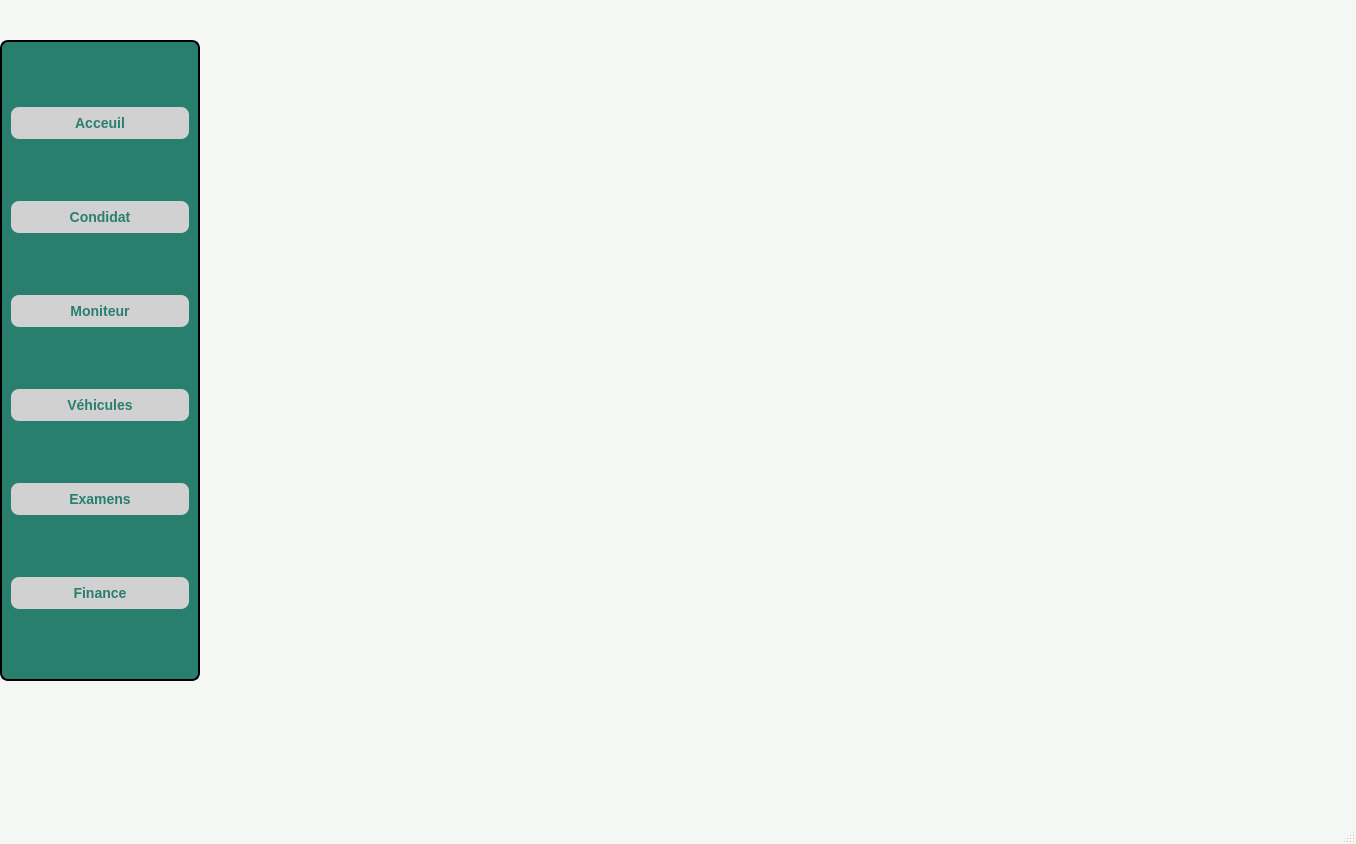
Before: the Qt Designer form mainwindow.ui in Esprit-UP-Algo/projetcpp-2a25-s1-smart-driving-school, drawn with Qt 5.
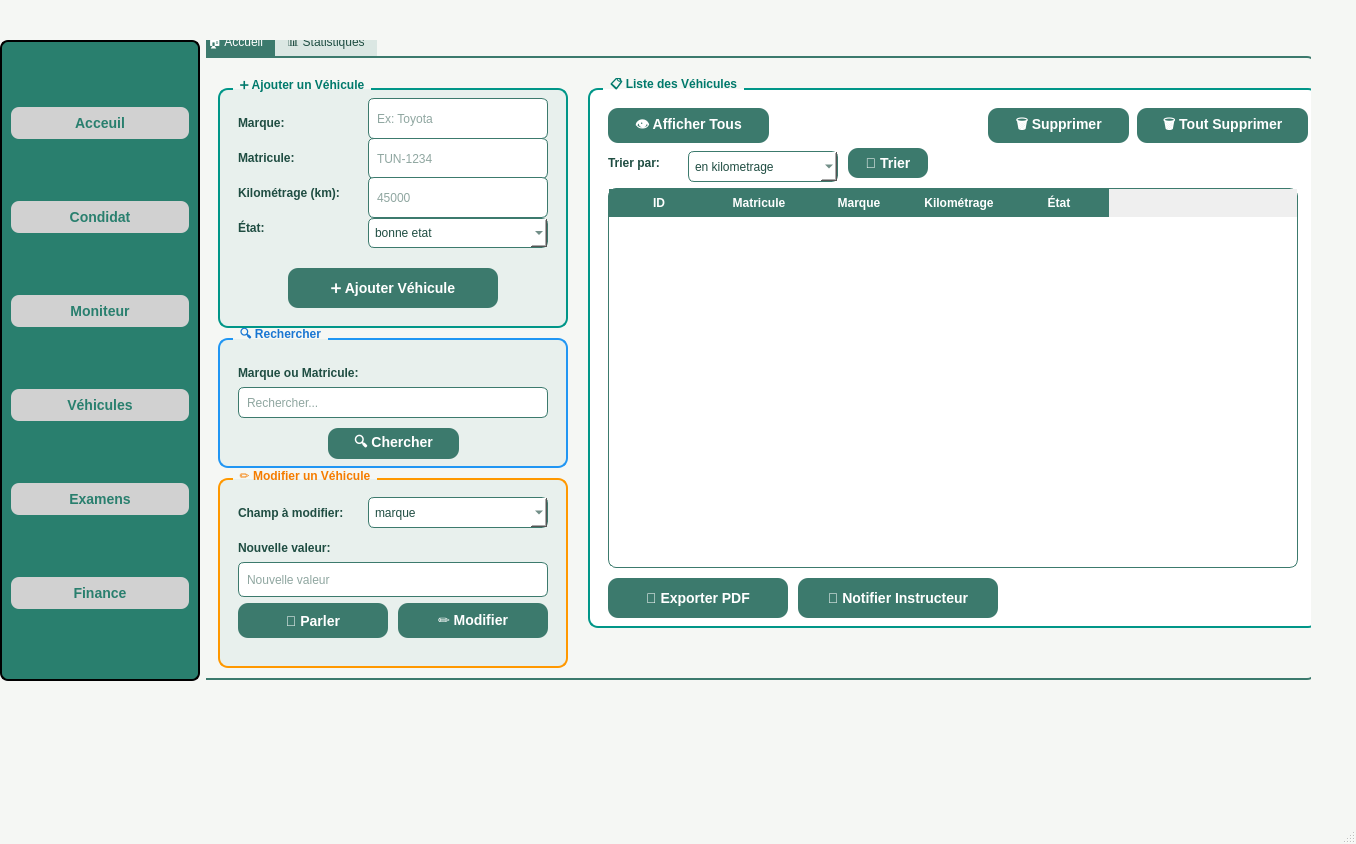
After: the same form once the commit is applied. The open tabs and pages were chosen to show the change. Icons and pictures are not drawn.

Diff of the .ui file:
```diff
--- a/mainwindow.ui
+++ b/mainwindow.ui
@@ -331,7 +331,615 @@
        </property>
        <widget class="QWidget" name="pageCandidats"/>
        <widget class="QWidget" name="pageMoniteur"/>
-       <widget class="QWidget" name="pageVehicules"/>
+       <widget class="QWidget" name="pageVehicules">
+        <widget class="QTabWidget" name="tabWidget_2">
+         <property name="geometry">
+          <rect>
+           <x>-10</x>
+           <y>-10</y>
+           <width>1121</width>
+           <height>650</height>
+          </rect>
+         </property>
+         <property name="currentIndex">
+          <number>0</number>
+         </property>
+         <widget class="QWidget" name="tab">
+          <attribute name="title">
+           <string>🏠 Accueil</string>
+          </attribute>
+          <widget class="QGroupBox" name="groupBox_2">
+           <property name="geometry">
+            <rect>
+             <x>20</x>
+             <y>20</y>
+             <width>350</width>
+             <height>250</height>
+            </rect>
+           </property>
+           <property name="styleSheet">
+            <string notr="true">QGroupBox {
+    background: qlineargradient(x1:0, y1:0, x2:1, y2:1,
+        stop:0 #E0F2F1, stop:1 #B2DFDB);
+    border: 2px solid #009688;
+    border-radius: 10px;
+    margin-top: 10px;
+    font-weight: bold;
+    padding-top: 15px;
+}
+QGroupBox::title {
+    color: #00796B;
+    subcontrol-origin: margin;
+    left: 15px;
+    padding: 0 5px;
+}</string>
+           </property>
+           <property name="title">
+            <string>➕ Ajouter un Véhicule</string>
+           </property>
+           <widget class="QLabel" name="label">
+            <property name="geometry">
+             <rect>
+              <x>20</x>
+              <y>35</y>
+              <width>120</width>
+              <height>20</height>
+             </rect>
+            </property>
+            <property name="text">
+             <string>Marque:</string>
+            </property>
+           </widget>
+           <widget class="QLineEdit" name="lineEdit">
+            <property name="geometry">
+             <rect>
+              <x>150</x>
+              <y>20</y>
+              <width>180</width>
+              <height>41</height>
+             </rect>
+            </property>
+            <property name="placeholderText">
+             <string>Ex: Toyota</string>
+            </property>
+           </widget>
+           <widget class="QLabel" name="label_4">
+            <property name="geometry">
+             <rect>
+              <x>20</x>
+              <y>70</y>
+              <width>120</width>
+              <height>20</height>
+             </rect>
+            </property>
+            <property name="text">
+             <string>Matricule:</string>
+            </property>
+           </widget>
+           <widget class="QLineEdit" name="lineEdit_2">
+            <property name="geometry">
+             <rect>
+              <x>150</x>
+              <y>60</y>
+              <width>180</width>
+              <height>41</height>
+             </rect>
+            </property>
+            <property name="placeholderText">
+             <string>TUN-1234</string>
+            </property>
+           </widget>
+           <widget class="QLabel" name="label_5">
+            <property name="geometry">
+             <rect>
+              <x>20</x>
+              <y>105</y>
+              <width>130</width>
+              <height>20</height>
+             </rect>
+            </property>
+            <property name="text">
+             <string>Kilométrage (km):</string>
+            </property>
+           </widget>
+           <widget class="QLineEdit" name="lineEdit_4">
+            <property name="geometry">
+             <rect>
+              <x>150</x>
+              <y>99</y>
+              <width>180</width>
+              <height>41</height>
+             </rect>
+            </property>
+            <property name="placeholderText">
+             <string>45000</string>
+            </property>
+           </widget>
+           <widget class="QLabel" name="label_6">
+            <property name="geometry">
+             <rect>
+              <x>20</x>
+              <y>140</y>
+              <width>50</width>
+              <height>20</height>
+             </rect>
+            </property>
+            <property name="text">
+             <string>État:</string>
+            </property>
+           </widget>
+           <widget class="QComboBox" name="comboBox">
+            <property name="geometry">
+             <rect>
+              <x>150</x>
+              <y>140</y>
+              <width>180</width>
+              <height>30</height>
+             </rect>
+            </property>
+            <item>
+             <property name="text">
+              <string>bonne etat</string>
+             </property>
+            </item>
+            <item>
+             <property name="text">
+              <string>en panne</string>
+             </property>
+            </item>
+           </widget>
+           <widget class="QPushButton" name="pushButton">
+            <property name="geometry">
+             <rect>
+              <x>70</x>
+              <y>190</y>
+              <width>210</width>
+              <height>40</height>
+             </rect>
+            </property>
+            <property name="text">
+             <string>➕ Ajouter Véhicule</string>
+            </property>
+           </widget>
+          </widget>
+          <widget class="QGroupBox" name="groupBox_3">
+           <property name="geometry">
+            <rect>
+             <x>20</x>
+             <y>270</y>
+             <width>350</width>
+             <height>140</height>
+            </rect>
+           </property>
+           <property name="styleSheet">
+            <string notr="true">QGroupBox {
+    background: qlineargradient(x1:0, y1:0, x2:1, y2:1,
+        stop:0 #E3F2FD, stop:1 #BBDEFB);
+    border: 2px solid #2196F3;
+    border-radius: 10px;
+    margin-top: 10px;
+    font-weight: bold;
+    padding-top: 15px;
+}
+QGroupBox::title {
+    color: #1976D2;
+    subcontrol-origin: margin;
+    left: 15px;
+    padding: 0 5px;
+}</string>
+           </property>
+           <property name="title">
+            <string>🔍 Rechercher</string>
+           </property>
+           <widget class="QLabel" name="label_10">
+            <property name="geometry">
+             <rect>
+              <x>20</x>
+              <y>35</y>
+              <width>150</width>
+              <height>20</height>
+             </rect>
+            </property>
+            <property name="text">
+             <string>Marque ou Matricule:</string>
+            </property>
+           </widget>
+           <widget class="QLineEdit" name="lineEdit_8">
+            <property name="geometry">
+             <rect>
+              <x>20</x>
+              <y>59</y>
+              <width>310</width>
+              <height>31</height>
+             </rect>
+            </property>
+            <property name="placeholderText">
+             <string>Rechercher...</string>
+            </property>
+           </widget>
+           <widget class="QPushButton" name="pushButton_2">
+            <property name="geometry">
+             <rect>
+              <x>110</x>
+              <y>100</y>
+              <width>131</width>
+              <height>31</height>
+             </rect>
+            </property>
+            <property name="text">
+             <string>🔍 Chercher</string>
+            </property>
+           </widget>
+          </widget>
+          <widget class="QGroupBox" name="groupBox_4">
+           <property name="geometry">
+            <rect>
+             <x>20</x>
+             <y>410</y>
+             <width>350</width>
+             <height>200</height>
+            </rect>
+           </property>
+           <property name="styleSheet">
+            <string notr="true">QGroupBox {
+    background: qlineargradient(x1:0, y1:0, x2:1, y2:1,
+        stop:0 #FFF3E0, stop:1 #FFE0B2);
+    border: 2px solid #FF9800;
+    border-radius: 10px;
+    margin-top: 10px;
+    font-weight: bold;
+    padding-top: 15px;
+}
+QGroupBox::title {
+    color: #F57C00;
+    subcontrol-origin: margin;
+    left: 15px;
+    padding: 0 5px;
+}</string>
+           </property>
+           <property name="title">
+            <string>✏️ Modifier un Véhicule</string>
+           </property>
+           <widget class="QLabel" name="label_11">
+            <property name="geometry">
+             <rect>
+              <x>20</x>
+              <y>35</y>
+              <width>150</width>
+              <height>20</height>
+             </rect>
+            </property>
+            <property name="text">
+             <string>Champ à modifier:</string>
+            </property>
+           </widget>
+           <widget class="QComboBox" name="comboBox_2">
+            <property name="geometry">
+             <rect>
+              <x>150</x>
+              <y>29</y>
+              <width>180</width>
+              <height>31</height>
+             </rect>
+            </property>
+            <item>
+             <property name="text">
+              <string>marque</string>
+             </property>
+            </item>
+            <item>
+             <property name="text">
+              <string>matricule</string>
+             </property>
+            </item>
+            <item>
+             <property name="text">
+              <string>kilometrage</string>
+             </property>
+            </item>
+            <item>
+             <property name="text">
+              <string>etat</string>
+             </property>
+            </item>
+           </widget>
+           <widget class="QLabel" name="label_12">
+            <property name="geometry">
+             <rect>
+              <x>20</x>
+              <y>70</y>
+              <width>130</width>
+              <height>20</height>
+             </rect>
+            </property>
+            <property name="text">
+             <string>Nouvelle valeur:</string>
+            </property>
+           </widget>
+           <widget class="QLineEdit" name="lineEdit_9">
+            <property name="geometry">
+             <rect>
+              <x>20</x>
+              <y>94</y>
+              <width>310</width>
+              <height>35</height>
+             </rect>
+            </property>
+            <property name="placeholderText">
+             <string>Nouvelle valeur</string>
+            </property>
+           </widget>
+           <widget class="QPushButton" name="pushButton_microphone">
+            <property name="geometry">
+             <rect>
+              <x>20</x>
+              <y>135</y>
+              <width>150</width>
+              <height>35</height>
+             </rect>
+            </property>
+            <property name="toolTip">
+             <string>Cliquez pour parler</string>
+            </property>
+            <property name="text">
+             <string>🎤 Parler</string>
+            </property>
+           </widget>
+           <widget class="QPushButton" name="pushButton_10">
+            <property name="geometry">
+             <rect>
+              <x>180</x>
+              <y>135</y>
+              <width>150</width>
+              <height>35</height>
+             </rect>
+            </property>
+            <property name="text">
+             <string>✏️ Modifier</string>
+            </property>
+           </widget>
+          </widget>
+          <widget class="QGroupBox" name="groupBox_5">
+           <property name="geometry">
+            <rect>
+             <x>390</x>
+             <y>20</y>
+             <width>730</width>
+             <height>550</height>
+            </rect>
+           </property>
+           <property name="styleSheet">
+            <string notr="true">QGroupBox {
+    background: white;
+    border: 2px solid #009688;
+    border-radius: 10px;
+    margin-top: 10px;
+    font-weight: bold;
+    padding-top: 15px;
+}
+QGroupBox::title {
+    color: #00796B;
+    subcontrol-origin: margin;
+    left: 15px;
+    padding: 0 5px;
+}</string>
+           </property>
+           <property name="title">
+            <string>📋 Liste des Véhicules</string>
+           </property>
+           <widget class="QPushButton" name="pushButton_4">
+            <property name="geometry">
+             <rect>
+              <x>20</x>
+              <y>30</y>
+              <width>161</width>
+              <height>35</height>
+             </rect>
+            </property>
+            <property name="text">
+             <string>👁️ Afficher Tous</string>
+            </property>
+           </widget>
+           <widget class="QPushButton" name="pushButton_6">
+            <property name="geometry">
+             <rect>
+              <x>400</x>
+              <y>30</y>
+              <width>141</width>
+              <height>35</height>
+             </rect>
+            </property>
+            <property name="text">
+             <string>🗑️ Supprimer</string>
+            </property>
+           </widget>
+           <widget class="QPushButton" name="pushButton_5">
+            <property name="geometry">
+             <rect>
+              <x>549</x>
+              <y>30</y>
+              <width>171</width>
+              <height>35</height>
+             </rect>
+            </property>
+            <property name="text">
+             <string>🗑️ Tout Supprimer</string>
+            </property>
+           </widget>
+           <widget class="QLabel" name="label_sort">
+            <property name="geometry">
+             <rect>
+              <x>20</x>
+              <y>75</y>
+              <width>80</width>
+              <height>20</height>
+             </rect>
+            </property>
+            <property name="text">
+             <string>Trier par:</string>
+            </property>
+           </widget>
+           <widget class="QComboBox" name="comboBox_5">
+            <property name="geometry">
+             <rect>
+              <x>100</x>
+              <y>73</y>
+              <width>150</width>
+              <height>31</height>
+             </rect>
+            </property>
+            <item>
+             <property name="text">
+              <string>en kilometrage</string>
+             </property>
+            </item>
+            <item>
+             <property name="text">
+              <string>en etat</string>
+             </property>
+            </item>
+           </widget>
+           <widget class="QPushButton" name="pushButton_9">
+            <property name="geometry">
+             <rect>
+              <x>260</x>
+              <y>70</y>
+              <width>80</width>
+              <height>30</height>
+             </rect>
+            </property>
+            <property name="text">
+             <string>🔄 Trier</string>
+            </property>
+           </widget>
+           <widget class="QTableWidget" name="tableWidget">
+            <property name="geometry">
+             <rect>
+              <x>20</x>
+              <y>110</y>
+              <width>690</width>
+              <height>380</height>
+             </rect>
+            </property>
+            <property name="alternatingRowColors">
+             <bool>true</bool>
+            </property>
+            <property name="selectionBehavior">
+             <enum>QAbstractItemView::SelectionBehavior::SelectRows</enum>
+            </property>
+            <property name="columnCount">
+             <number>5</number>
+            </property>
+            <attribute name="horizontalHeaderVisible">
+             <bool>true</bool>
+            </attribute>
+            <column>
+             <property name="text">
+              <string>ID</string>
+             </property>
+            </column>
+            <column>
+             <property name="text">
+              <string>Matricule</string>
+             </property>
+            </column>
+            <column>
+             <property name="text">
+              <string>Marque</string>
+             </property>
+            </column>
+            <column>
+             <property name="text">
+              <string>Kilométrage</string>
+             </property>
+            </column>
+            <column>
+             <property name="text">
+              <string>État</string>
+             </property>
+            </column>
+           </widget>
+           <widget class="QPushButton" name="pushButton_8">
+            <property name="geometry">
+             <rect>
+              <x>20</x>
+              <y>500</y>
+              <width>180</width>
+              <height>40</height>
+             </rect>
+            </property>
+            <property name="text">
+             <string>📄 Exporter PDF</string>
+            </property>
+           </widget>
+           <widget class="QPushButton" name="pushButton_email">
+            <property name="geometry">
+             <rect>
+              <x>210</x>
+              <y>500</y>
+              <width>200</width>
+              <height>40</height>
+             </rect>
+            </property>
+            <property name="text">
+             <string>📧 Notifier Instructeur</string>
+            </property>
+           </widget>
+          </widget>
+         </widget>
+         <widget class="QWidget" name="tab_2">
+          <attribute name="title">
+           <string>📊 Statistiques</string>
+          </attribute>
+          <widget class="QLabel" name="label_stats_title">
+           <property name="geometry">
+            <rect>
+             <x>20</x>
+             <y>20</y>
+             <width>1100</width>
+             <height>40</height>
+            </rect>
+           </property>
+           <property name="styleSheet">
+            <string notr="true">font-size: 22px; color: #009688; font-weight: bold;</string>
+           </property>
+           <property name="text">
+            <string>📊 Statistiques </string>
+           </property>
+           <property name="alignment">
+            <set>Qt::AlignmentFlag::AlignCenter</set>
+           </property>
+          </widget>
+          <widget class="QLabel" name="label_stats_info">
+           <property name="geometry">
+            <rect>
+             <x>50</x>
+             <y>80</y>
+             <width>1050</width>
+             <height>500</height>
+            </rect>
+           </property>
+           <property name="styleSheet">
+            <string notr="true">font-size: 16px;
+color: #37474F;
+background: white;
+border: 2px solid #009688;
+border-radius: 10px;
+padding: 30px;</string>
+           </property>
+           <property name="text">
+            <string/>
+           </property>
+           <property name="alignment">
+            <set>Qt::AlignmentFlag::AlignLeading|Qt::AlignmentFlag::AlignLeft|Qt::AlignmentFlag::AlignTop</set>
+           </property>
+           <property name="wordWrap">
+            <bool>true</bool>
+           </property>
+          </widget>
+         </widget>
+        </widget>
+       </widget>
        <widget class="QWidget" name="pageFinance"/>
        <widget class="QWidget" name="pageExamens">
         <widget class="QTabWidget" name="tabWidget">
```
Left out of the diff: 8 changed lines with no effect on the pictures.
